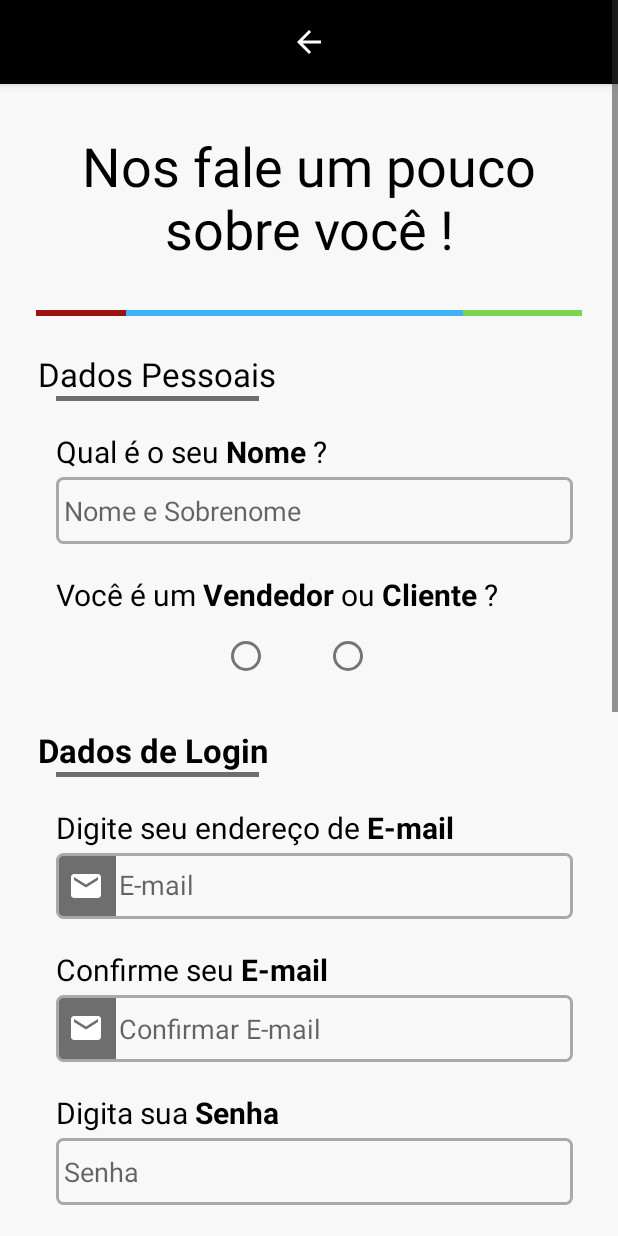
After one commit to GryphoDevelopers/GoalMobile, an Android app: the layout activity_sing_in.xml on its own in the app's theme, with its tools: preview values and no code run, on a phone screen of 412 x 824 dp. The commit adds this screen. Run offline under Robolectric (Android 15) with nearby library versions, the phone set to English and light mode, and no system bars.

Commit message:
Correcao do Layout de Cadastro

```diff
--- a/app/src/main/res/layout/activity_main.xml
+++ b/app/src/main/res/layout/activity_main.xml
@@ -45,6 +45,7 @@
         android:layout_marginTop="68dp"
         android:onClick="login"
         android:text="@string/login"
+        android:textColor="@color/white_light"
         android:textSize="17sp"
         app:backgroundTint="@color/blue_jeans"
         app:layout_constraintEnd_toEndOf="parent"
@@ -58,6 +59,7 @@
         android:layout_marginTop="20dp"
         android:onClick="singIn"
         android:text="@string/cadastro"
+        android:textColor="@color/white_light"
         android:textSize="17sp"
         app:backgroundTint="@color/lime_green"
         app:layout_constraintEnd_toEndOf="parent"
--- a/app/src/main/res/layout/activity_register_for_purchases.xml
+++ b/app/src/main/res/layout/activity_register_for_purchases.xml
@@ -54,7 +54,7 @@
         android:layout_marginTop="20dp"
         android:onClick="SkipStep"
         android:text="@string/next_stage"
-        android:textColor="@color/grey"
+        android:textColor="@color/light_grey"
         app:layout_constraintEnd_toEndOf="parent"
         app:layout_constraintStart_toStartOf="parent"
         app:layout_constraintTop_toBottomOf="@+id/line_goal4" />
--- /dev/null
+++ b/app/src/main/res/layout/activity_sing_in.xml
@@ -0,0 +1,415 @@
+<?xml version="1.0" encoding="utf-8"?>
+<?xml version="1.0" encoding="utf-8"?>
+
+<!-- Uso do ScrollView para que seja possivel subir e abaixar a naveganção na Tela -->
+<ScrollView xmlns:android="http://schemas.android.com/apk/res/android"
+    xmlns:app="http://schemas.android.com/apk/res-auto"
+    xmlns:tools="http://schemas.android.com/tools"
+    android:layout_width="match_parent"
+    android:layout_height="match_parent"
+    tools:context=".SingInActivity">
+
+    <androidx.constraintlayout.widget.ConstraintLayout
+        android:id="@+id/ConstraintLayout"
+        android:layout_width="match_parent"
+        android:layout_height="wrap_content">
+
+        <include layout="@layout/tool_bar" android:id="@+id/toolBarSingIn"/>
+
+        <TextView
+            android:id="@+id/txt_singin"
+            android:layout_width="0dp"
+            android:layout_height="wrap_content"
+            android:layout_marginStart="20dp"
+            android:layout_marginLeft="20dp"
+            android:layout_marginTop="30dp"
+            android:layout_marginEnd="20dp"
+            android:layout_marginRight="20dp"
+            android:gravity="center"
+            android:text="@string/index_singin"
+            android:textSize="36sp"
+            app:layout_constraintEnd_toEndOf="parent"
+            app:layout_constraintHorizontal_bias="1.0"
+            app:layout_constraintStart_toStartOf="parent"
+            app:layout_constraintTop_toBottomOf="@+id/toolBarSingIn" />
+
+
+        <include
+            android:id="@+id/line_goal3"
+            layout="@layout/line_gol"
+            android:layout_width="wrap_content"
+            android:layout_height="wrap_content"
+            android:layout_marginTop="30dp"
+            app:layout_constraintEnd_toEndOf="parent"
+            app:layout_constraintStart_toStartOf="parent"
+            app:layout_constraintTop_toBottomOf="@id/txt_singin" />
+
+
+        <androidx.constraintlayout.widget.ConstraintLayout
+            android:id="@+id/layout_dataPersonal"
+            android:layout_width="match_parent"
+            android:layout_height="wrap_content"
+            android:layout_marginTop="24dp"
+            android:visibility="visible"
+            app:layout_constraintTop_toBottomOf="@+id/line_goal3"
+            tools:layout_editor_absoluteX="56dp">
+
+            <TextView
+                android:id="@+id/txt_dataSingIn"
+                android:layout_width="wrap_content"
+                android:layout_height="wrap_content"
+                android:layout_marginStart="25dp"
+                android:layout_marginLeft="25dp"
+                android:text="@string/data_personal"
+                android:textSize="22sp"
+                app:layout_constraintStart_toStartOf="parent"
+                app:layout_constraintTop_toTopOf="parent" />
+
+            <View
+                android:id="@+id/line_grey2"
+                android:layout_width="135dp"
+                android:layout_height="3dp"
+                android:layout_marginStart="12dp"
+                android:layout_marginLeft="12dp"
+                android:background="@color/mediun_lightGrey"
+                app:layout_constraintStart_toStartOf="@+id/txt_dataSingIn"
+                app:layout_constraintTop_toBottomOf="@+id/txt_dataSingIn" />
+
+            <TextView
+                android:id="@+id/txt_name"
+                android:layout_width="wrap_content"
+                android:layout_height="wrap_content"
+                android:layout_marginTop="20dp"
+                android:labelFor="@+id/editText_name"
+                android:text="@string/txt_name"
+                android:textSize="20sp"
+                app:layout_constraintStart_toStartOf="@+id/line_grey2"
+                app:layout_constraintTop_toBottomOf="@+id/line_grey2" />
+
+            <!--TODO Implementar AutoFillHint-->
+            <EditText
+                android:id="@+id/editText_name"
+                android:layout_width="0dp"
+                android:layout_height="wrap_content"
+                android:layout_marginTop="3dp"
+                android:layout_marginEnd="30dp"
+                android:layout_marginRight="30dp"
+                android:autofillHints="Nome"
+                android:background="@drawable/edit_text_border"
+                android:drawablePadding="20dp"
+                android:ems="10"
+                android:hint="@string/hint_name"
+                android:inputType="textPersonName"
+                android:paddingLeft="5dp"
+                android:paddingTop="10dp"
+                android:paddingRight="5dp"
+                android:paddingBottom="10dp"
+                app:layout_constraintEnd_toEndOf="parent"
+                app:layout_constraintStart_toStartOf="@+id/txt_name"
+                app:layout_constraintTop_toBottomOf="@+id/txt_name" />
+
+            <TextView
+                android:id="@+id/txt_typeUser"
+                android:layout_width="wrap_content"
+                android:layout_height="wrap_content"
+                android:layout_marginTop="20dp"
+                android:text="@string/txt_peopleType"
+                android:textSize="20sp"
+                app:layout_constraintStart_toStartOf="@+id/txt_name"
+                app:layout_constraintTop_toBottomOf="@+id/editText_name" />
+
+            <TextView
+                android:id="@+id/error_optionUser"
+                android:layout_width="wrap_content"
+                android:layout_height="wrap_content"
+                android:layout_marginStart="5dp"
+                android:layout_marginLeft="5dp"
+                android:text="@string/errorInputs"
+                android:textColor="@color/ruby_red"
+                android:textStyle="bold"
+                android:visibility="gone"
+                app:layout_constraintStart_toStartOf="@+id/txt_typeUser"
+                app:layout_constraintTop_toBottomOf="@+id/txt_typeUser" />
+
+            <RadioGroup
+                android:layout_width="0dp"
+                android:layout_height="wrap_content"
+                android:layout_marginTop="3dp"
+                android:gravity="center"
+                android:orientation="horizontal"
+                app:layout_constraintEnd_toEndOf="parent"
+                app:layout_constraintStart_toStartOf="parent"
+                app:layout_constraintTop_toBottomOf="@+id/error_optionUser">
+
+                <RadioButton
+                    android:id="@+id/rbtn_seller"
+                    android:layout_width="wrap_content"
+                    android:layout_height="wrap_content"
+                    android:layout_marginEnd="20dp"
+                    android:layout_marginRight="20dp" />
+
+                <RadioButton
+                    android:id="@+id/rbtn_client"
+                    android:layout_width="wrap_content"
+                    android:layout_height="wrap_content" />
+            </RadioGroup>
+
+        </androidx.constraintlayout.widget.ConstraintLayout>
+
+        <androidx.constraintlayout.widget.ConstraintLayout
+            android:id="@+id/layout_dataLogin"
+            android:layout_width="match_parent"
+            android:layout_height="wrap_content"
+            android:layout_marginTop="24dp"
+            android:visibility="visible"
+            app:layout_constraintTop_toBottomOf="@+id/layout_dataPersonal"
+            tools:layout_editor_absoluteX="56dp">
+
+
+            <TextView
+                android:id="@+id/txt_dataforLogin"
+                android:layout_width="wrap_content"
+                android:layout_height="wrap_content"
+                android:layout_marginStart="25dp"
+                android:layout_marginLeft="25dp"
+                android:text="@string/data_login"
+                android:textSize="22sp"
+                app:layout_constraintStart_toStartOf="parent"
+                app:layout_constraintTop_toTopOf="parent" />
+
+            <View
+                android:id="@+id/line_grey31"
+                android:layout_width="135dp"
+                android:layout_height="3dp"
+                android:layout_marginStart="12dp"
+                android:layout_marginLeft="12dp"
+                android:background="@color/mediun_lightGrey"
+                app:layout_constraintStart_toStartOf="@+id/txt_dataforLogin"
+                app:layout_constraintTop_toBottomOf="@+id/txt_dataforLogin" />
+
+            <TextView
+                android:id="@+id/txt_email"
+                android:layout_width="wrap_content"
+                android:layout_height="wrap_content"
+                android:layout_marginTop="20dp"
+                android:labelFor="@+id/editText_email"
+                android:text="@string/txt_email"
+                android:textSize="20sp"
+                app:layout_constraintStart_toStartOf="@+id/line_grey31"
+                app:layout_constraintTop_toBottomOf="@+id/line_grey31" />
+
+            <EditText
+                android:id="@+id/editText_email"
+                android:layout_width="0dp"
+                android:layout_height="wrap_content"
+                android:layout_marginTop="3dp"
+                android:layout_marginEnd="30dp"
+                android:layout_marginRight="30dp"
+                android:autofillHints="Email"
+                android:background="@drawable/edit_text_with_icon"
+                android:drawableStart="@drawable/ic_email"
+                android:drawableLeft="@drawable/ic_email"
+                android:drawablePadding="10dp"
+                android:ems="10"
+                android:freezesText="false"
+                android:hint="@string/hint_email"
+                android:includeFontPadding="false"
+                android:inputType="textEmailAddress"
+                android:paddingLeft="8dp"
+                android:paddingTop="10dp"
+                android:paddingRight="8dp"
+                android:paddingBottom="10dp"
+                android:scrollbarAlwaysDrawHorizontalTrack="false"
+                app:layout_constraintEnd_toEndOf="parent"
+                app:layout_constraintStart_toStartOf="@+id/txt_email"
+                app:layout_constraintTop_toBottomOf="@+id/txt_email" />
+
+            <TextView
+                android:id="@+id/txt_confirmEmail"
+                android:layout_width="wrap_content"
+                android:layout_height="wrap_content"
+                android:layout_marginTop="20dp"
+                android:labelFor="@+id/editText_confrimEmail"
+                android:text="@string/txt_confirmEmail"
+                android:textSize="20sp"
+                app:layout_constraintStart_toStartOf="@+id/txt_email"
+                app:layout_constraintTop_toBottomOf="@+id/editText_email" />
+
+            <EditText
+                android:id="@+id/editText_confrimEmail"
+                android:layout_width="0dp"
+                android:layout_height="wrap_content"
+                android:layout_marginTop="3dp"
+                android:layout_marginEnd="30dp"
+                android:layout_marginRight="30dp"
+                android:autofillHints="Confirmar Email"
+                android:background="@drawable/edit_text_with_icon"
+                android:drawableStart="@drawable/ic_email"
+                android:drawableLeft="@drawable/ic_email"
+                android:drawablePadding="10dp"
+                android:ems="10"
+                android:hint="@string/hint_confirmEmail"
+                android:inputType="textEmailAddress"
+                android:paddingLeft="8dp"
+                android:paddingTop="10dp"
+                android:paddingRight="8dp"
+                android:paddingBottom="10dp"
+                app:layout_constraintEnd_toEndOf="parent"
+                app:layout_constraintStart_toStartOf="@+id/txt_confirmEmail"
+                app:layout_constraintTop_toBottomOf="@+id/txt_confirmEmail" />
+
+            <TextView
+                android:id="@+id/txt_password"
+                android:layout_width="wrap_content"
+                android:layout_height="wrap_content"
+                android:layout_marginTop="20dp"
+                android:labelFor="@+id/editText_password"
+                android:text="@string/txt_password"
+                android:textSize="20sp"
+                app:layout_constraintStart_toStartOf="@+id/txt_confirmEmail"
+                app:layout_constraintTop_toBottomOf="@+id/editText_confrimEmail" />
+
+            <EditText
+                android:id="@+id/editText_password"
+                android:layout_width="0dp"
+                android:layout_height="wrap_content"
+                android:layout_marginTop="3dp"
+                android:layout_marginEnd="30dp"
+                android:layout_marginRight="30dp"
+                android:autofillHints="Senha"
+                android:background="@drawable/edit_text_border"
+                android:ems="10"
+                android:hint="@string/hint_password"
+                android:inputType="textPassword"
+                android:paddingLeft="5dp"
+                android:paddingTop="10dp"
+                android:paddingRight="5dp"
+                android:paddingBottom="10dp"
+                app:layout_constraintEnd_toEndOf="parent"
+                app:layout_constraintStart_toStartOf="@+id/txt_password"
+                app:layout_constraintTop_toBottomOf="@+id/txt_password" />
+
+            <TextView
+                android:id="@+id/txt_confrimPassword"
+                android:layout_width="wrap_content"
+                android:layout_height="wrap_content"
+                android:layout_marginTop="20dp"
+                android:labelFor="@+id/editText_confirmPassword"
+                android:text="@string/txt_confirmPassword"
+                android:textSize="20sp"
+                app:layout_constraintStart_toStartOf="@+id/txt_password"
+                app:layout_constraintTop_toBottomOf="@+id/editText_password" />
+
+            <EditText
+                android:id="@+id/editText_confirmPassword"
+                android:layout_width="0dp"
+                android:layout_height="wrap_content"
+                android:layout_marginTop="3dp"
+                android:layout_marginEnd="30dp"
+                android:layout_marginRight="30dp"
+                android:autofillHints="Confirme a Senha"
+                android:background="@drawable/edit_text_border"
+                android:ems="10"
+                android:hint="@string/hint_confirmPassword"
+                android:inputType="textPassword"
+                android:paddingLeft="5dp"
+                android:paddingTop="10dp"
+                android:paddingRight="5dp"
+                android:paddingBottom="10dp"
+                app:layout_constraintEnd_toEndOf="parent"
+                app:layout_constraintStart_toStartOf="@+id/txt_confrimPassword"
+                app:layout_constraintTop_toBottomOf="@+id/txt_confrimPassword" />
+
+        </androidx.constraintlayout.widget.ConstraintLayout>
+
+        <LinearLayout
+            android:id="@+id/layout_termsUse"
+            android:layout_width="match_parent"
+            android:layout_height="match_parent"
+            android:layout_marginTop="20dp"
+            android:orientation="vertical"
+            android:visibility="visible"
+            app:layout_constraintTop_toBottomOf="@+id/layout_dataLogin">
+
+            <TextView
+                android:id="@+id/txt_termsUse"
+                android:layout_width="wrap_content"
+                android:layout_height="wrap_content"
+                android:layout_marginStart="15dp"
+                android:layout_marginLeft="15dp"
+                android:layout_marginTop="5dp"
+                android:text="@string/data_termsUse"
+                android:textSize="22sp" />
+
+            <View
+                android:id="@+id/line_grey3"
+                android:layout_width="130dp"
+                android:layout_height="3dp"
+                android:layout_marginStart="25dp"
+                android:layout_marginLeft="25dp"
+                android:background="@color/mediun_lightGrey" />
+
+            <TextView
+                android:id="@+id/error_termsUse"
+                android:layout_width="wrap_content"
+                android:layout_height="wrap_content"
+                android:layout_marginStart="-90dp"
+                android:layout_marginLeft="-90dp"
+                android:layout_marginTop="5dp"
+                android:text="@string/errorInputs"
+                android:textColor="@color/ruby_red"
+                android:textStyle="bold"
+                android:visibility="gone" />
+
+            <CheckBox
+                android:id="@+id/cbx_termsUse"
+                android:layout_width="wrap_content"
+                android:layout_height="wrap_content"
+                android:layout_gravity="center"
+                android:layout_marginStart="-20dp"
+                android:layout_marginLeft="-20dp"
+                android:layout_marginTop="10dp"
+                android:text="@string/confirm_TermsUse"
+                app:useMaterialThemeColors="false" />
+
+            <Button
+                android:id="@+id/button"
+                style="@style/Widget.MaterialComponents.Button.TextButton.Dialog.Flush"
+                android:layout_width="wrap_content"
+                android:layout_height="wrap_content"
+                android:layout_marginStart="51dp"
+                android:layout_marginLeft="51dp"
+                android:text="@string/see_termsUse"
+                android:textColor="@color/light_grey"
+                android:textSize="10sp"
+                android:padding="0dp"/>
+
+            <Button
+                android:id="@+id/btn_createAcount"
+                android:layout_width="220dp"
+                android:layout_height="55dp"
+                android:layout_gravity="center"
+                android:layout_marginTop="20dp"
+                android:onClick="ValidationFirstStage"
+                android:text="@string/btn_createAcount"
+                android:textSize="18sp"
+                android:textColor="@color/white_light"/>
+
+        </LinearLayout>
+
+        <include
+            layout="@layout/activity_register_for_purchases"
+            android:layout_width="wrap_content"
+            android:layout_height="wrap_content"
+            android:layout_marginTop="30dp"
+            android:visibility="visible"
+            app:layout_constraintEnd_toEndOf="parent"
+            app:layout_constraintStart_toStartOf="parent"
+            app:layout_constraintTop_toBottomOf="@id/layout_termsUse"/>
+
+        <!--TODO Adicionar Icone apos o texto "Pular essa Etapa" -->
+        <!-- Pular a etapa do Cadastro Completo (Opcional, mas Obrigatorio para Compras) -->
+
+
+    </androidx.constraintlayout.widget.ConstraintLayout>
+</ScrollView>
```
